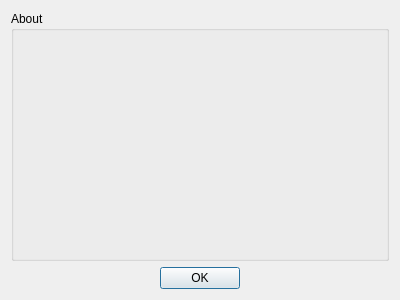
Old version of the form aboutdialog.ui in the repository zshalex/qTestGUI.
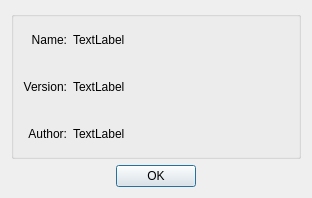
New version of the form.

Commit message: update about dialog

```diff
--- a/aboutdialog.ui
+++ b/aboutdialog.ui
@@ -6,8 +6,8 @@
    <rect>
     <x>0</x>
     <y>0</y>
-    <width>400</width>
-    <height>300</height>
+    <width>312</width>
+    <height>198</height>
    </rect>
   </property>
   <property name="windowTitle">
@@ -17,8 +17,64 @@
    <item>
     <widget class="QGroupBox" name="groupBox">
      <property name="title">
-      <string>About</string>
+      <string/>
      </property>
+     <layout class="QGridLayout" name="gridLayout" rowstretch="0,0,0,0,0" columnstretch="0,1">
+      <property name="verticalSpacing">
+       <number>20</number>
+      </property>
+      <item row="0" column="0">
+       <widget class="QLabel" name="label">
+        <property name="text">
+         <string>Name:</string>
+        </property>
+        <property name="alignment">
+         <set>Qt::AlignRight|Qt::AlignTrailing|Qt::AlignVCenter</set>
+        </property>
+       </widget>
+      </item>
+      <item row="2" column="0">
+       <widget class="QLabel" name="label_2">
+        <property name="text">
+         <string>Version:</string>
+        </property>
+        <property name="alignment">
+         <set>Qt::AlignRight|Qt::AlignTrailing|Qt::AlignVCenter</set>
+        </property>
+       </widget>
+      </item>
+      <item row="0" column="1">
+       <widget class="QLabel" name="labAppName">
+        <property name="text">
+         <string>TextLabel</string>
+        </property>
+       </widget>
+      </item>
+      <item row="2" column="1">
+       <widget class="QLabel" name="labAppVersion">
+        <property name="text">
+         <string>TextLabel</string>
+        </property>
+       </widget>
+      </item>
+      <item row="3" column="0">
+       <widget class="QLabel" name="label_3">
+        <property name="text">
+         <string>Author:</string>
+        </property>
+        <property name="alignment">
+         <set>Qt::AlignRight|Qt::AlignTrailing|Qt::AlignVCenter</set>
+        </property>
+       </widget>
+      </item>
+      <item row="3" column="1">
+       <widget class="QLabel" name="labAppAuthor">
+        <property name="text">
+         <string>TextLabel</string>
+        </property>
+       </widget>
+      </item>
+     </layout>
     </widget>
    </item>
    <item>
```
Left out of the diff: 29 changed lines with no effect on the pictures. The commit also changes 4 other files.
